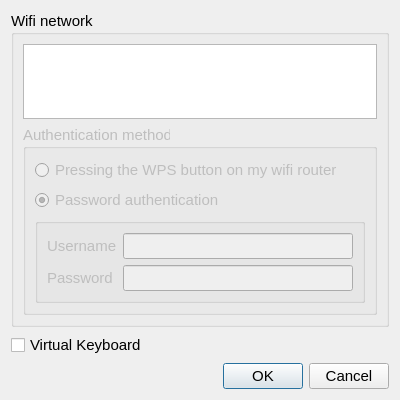
Old version of the form recovery/wifisettingsdialog.ui in the repository procount/pinn.
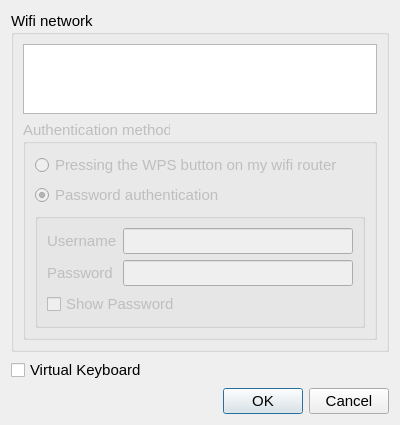
New version of the form.

Commit message: Fix keyboard repeat debounce. Show password

```diff
--- a/recovery/wifisettingsdialog.ui
+++ b/recovery/wifisettingsdialog.ui
@@ -118,6 +118,16 @@
               </property>
              </widget>
             </item>
+
+-            <item row="2" column="0" colspan="2">
+-             <widget class="QCheckBox" name="checkBox">
+-              <property name="text">
+-               <string>Show Password</string>
+-              </property>
+-             </widget>
+-            </item>
+
+
            </layout>
           </widget>
          </item>
```
The commit also changes 4 other files.
